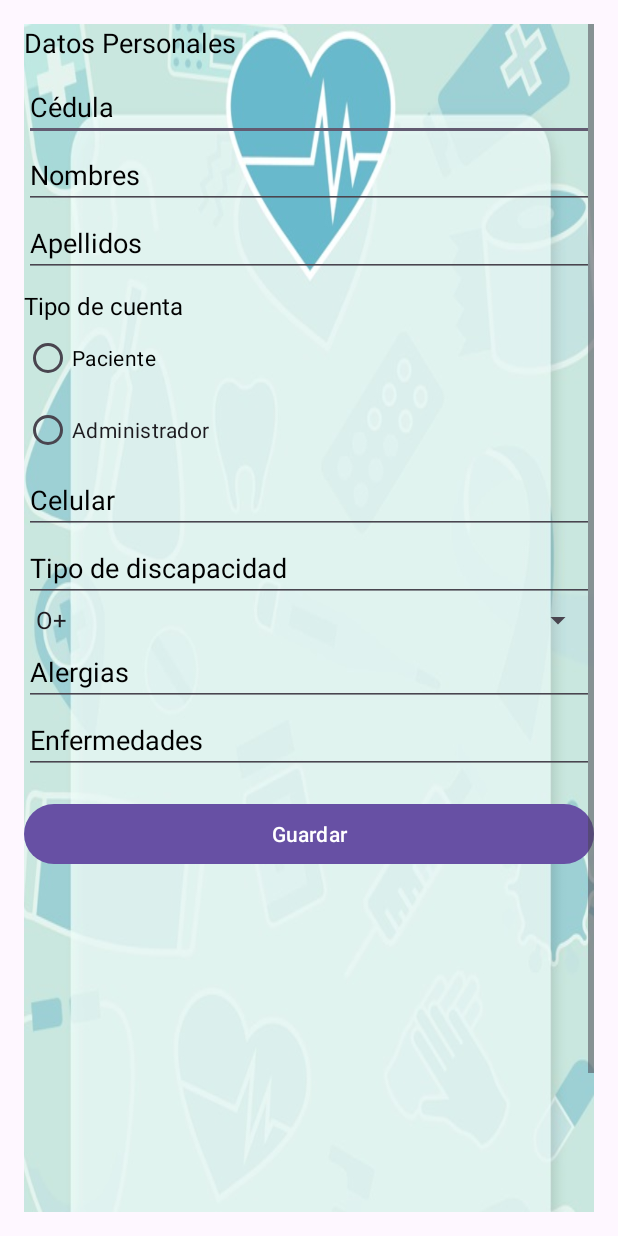
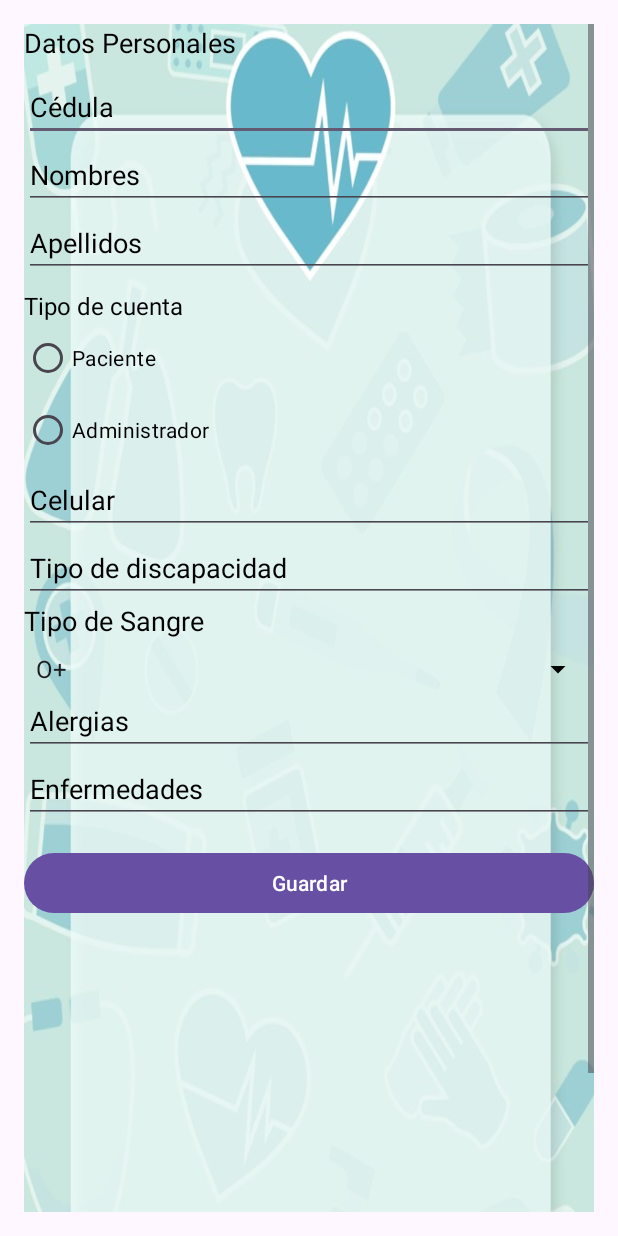
Before and after one commit to wilsonsanz/proyectocita, an Android app: the CreateAccountActivity screen opened directly, with no data from a screen before it, on a phone screen of 412 x 824 dp. Run offline under Robolectric (Android 15) with nearby library versions, the phone set to English and light mode, and no system bars.

Commit message:
Update activity_create_account.xml

```diff
--- a/app/src/main/res/layout/activity_create_account.xml
+++ b/app/src/main/res/layout/activity_create_account.xml
@@ -42,6 +42,7 @@
             android:layout_height="wrap_content"
             android:hint="Apellidos"
             android:textColorHint="@color/black"
+            android:textColor="@color/black"
             android:inputType="textPersonName" /> <!-- Se ajusta para texto de apellido -->
 
         <TextView
@@ -64,7 +65,8 @@
             <RadioButton
                 android:layout_width="wrap_content"
                 android:layout_height="wrap_content"
-                android:text="Administrador" />
+                android:text="Administrador"
+                android:textColor="@color/black"/>
         </RadioGroup>
 
         <EditText
@@ -73,6 +75,7 @@
             android:layout_height="wrap_content"
             android:hint="Celular"
             android:textColorHint="@color/black"
+            android:textColor="@color/black"
             android:inputType="phone" /> <!-- Se ajusta para número de teléfono -->
 
         <EditText
@@ -80,27 +83,40 @@
             android:layout_width="match_parent"
             android:layout_height="wrap_content"
             android:hint="Tipo de discapacidad"
-            android:textColorHint="@color/black"/>
+            android:textColorHint="@color/black"
+            android:textColor="@color/black"/>
+
+        <TextView
+            android:layout_width="match_parent"
+            android:layout_height="wrap_content"
+            android:text="Tipo de Sangre"
+            android:textSize="18sp"
+            android:paddingBottom="8dp"
+            android:textColor="@color/black"/>
 
         <Spinner
             android:id="@+id/spBloodType"
             android:layout_width="match_parent"
             android:layout_height="wrap_content"
-            android:entries="@array/blood_types" />
+            android:backgroundTint="@color/black"
+            android:entries="@array/blood_types"
+            android:textColor="@color/black"/>
 
         <EditText
             android:id="@+id/etAllergies"
             android:layout_width="match_parent"
             android:layout_height="wrap_content"
             android:hint="Alergias"
-            android:textColorHint="@color/black"/>
+            android:textColorHint="@color/black"
+            android:textColor="@color/black"/>
 
         <EditText
             android:id="@+id/etIllnesses"
             android:layout_width="match_parent"
             android:layout_height="wrap_content"
             android:hint="Enfermedades"
-            android:textColorHint="@color/black"/>
+            android:textColorHint="@color/black"
+            android:textColor="@color/black"/>
 
         <Button
             android:id="@+id/btnSave"
```
